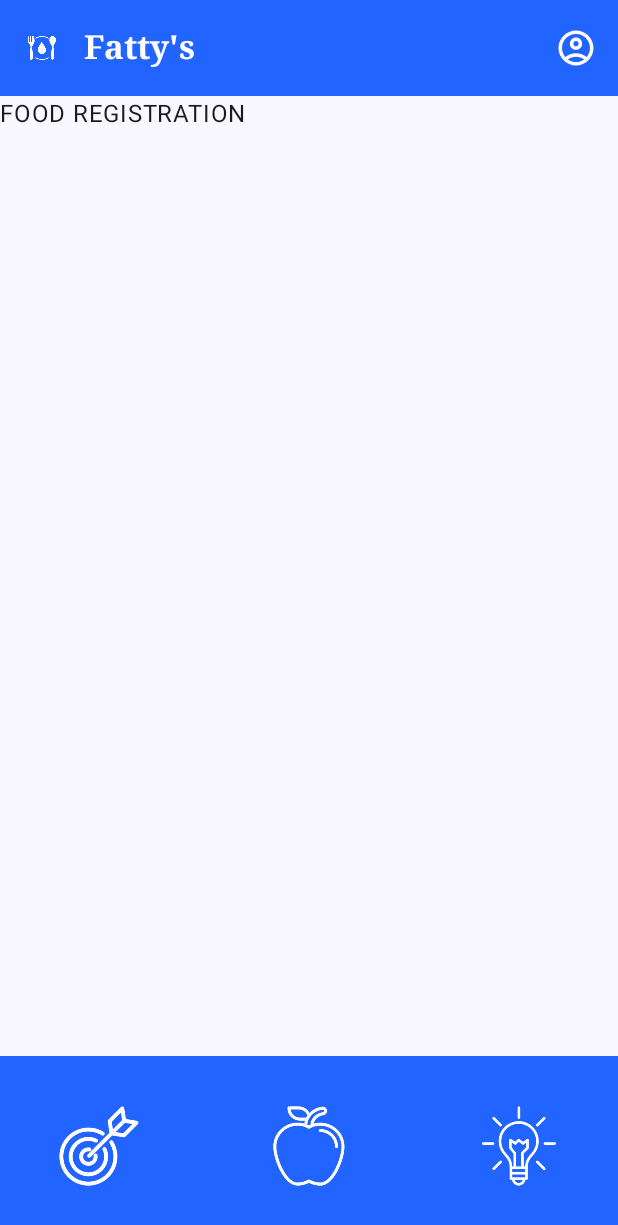
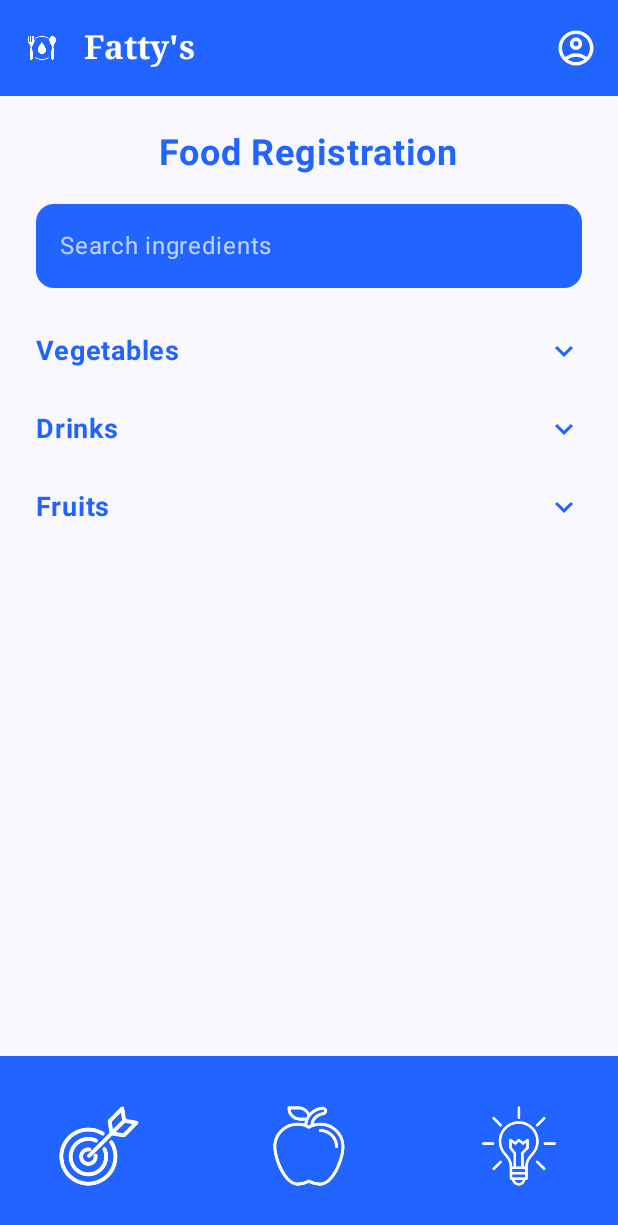
Before and after one commit to elinewdv/3780, an Android app built with Jetpack Compose: the FoodPageScreen screen opened through its navigation route, on a phone screen of 412 x 824 dp. Shown: the top 1225 px of the screen. Run offline under Robolectric (Android 15) with nearby library versions, the phone set to English and light mode, and no system bars.

Commit message:
Food registration

```diff
--- a/app/src/main/java/com/example/diabeteapp/FoodRegistrationPage.kt
+++ b/app/src/main/java/com/example/diabeteapp/FoodRegistrationPage.kt
@@ -1,9 +1,160 @@
 package com.example.diabeteapp
 
-import androidx.compose.material3.Text
-import androidx.compose.runtime.Composable
+import androidx.compose.foundation.clickable
+import androidx.compose.foundation.layout.*
+import androidx.compose.foundation.lazy.LazyColumn
+import androidx.compose.material.icons.Icons
+import androidx.compose.material.icons.filled.Add
+import androidx.compose.material.icons.filled.KeyboardArrowDown
+import androidx.compose.material.icons.filled.KeyboardArrowUp
+import androidx.compose.material3.*
+import androidx.compose.runtime.*
+import androidx.compose.ui.Alignment
+import androidx.compose.ui.Modifier
+import androidx.compose.ui.graphics.Color
+import androidx.compose.ui.text.font.FontWeight
+import androidx.compose.ui.unit.dp
+import androidx.compose.ui.unit.sp
+import androidx.compose.foundation.shape.RoundedCornerShape
+
+
+data class Ingredient(val name: String)
+data class Category(
+    val name: String,
+    val ingredients: List<Ingredient>,
+    var isExpanded: Boolean = false
+)
 
 @Composable
 fun FoodPageScreen() {
-    Text("FOOD REGISTRATION")
+    val color = Color(0xFF2264FF)
+    var searchQuery by remember { mutableStateOf("") }
+
+    val categories = remember {
+        mutableStateListOf(
+            Category("Vegetables", listOf(
+                Ingredient("Potato"), Ingredient("Carrot"), Ingredient("Broccoli"), Ingredient("Tomato")
+            )),
+            Category("Drinks", listOf(
+                Ingredient("Water"), Ingredient("Juice"), Ingredient("Tea")
+            )),
+            Category("Fruits", listOf(
+                Ingredient("Apple"), Ingredient("Banana"), Ingredient("Grapes")
+            ))
+        )
+    }
+
+    Column(
+        modifier = Modifier
+            .fillMaxSize()
+            .padding(24.dp),
+        horizontalAlignment = Alignment.CenterHorizontally
+    ) {
+        Text(
+            text = "Food Registration",
+            fontSize = 24.sp,
+            fontWeight = FontWeight.Bold,
+            color = color
+        )
+
+        Spacer(modifier = Modifier.height(20.dp))
+
+        // search bar
+        OutlinedTextField(
+            value = searchQuery,
+            onValueChange = { searchQuery = it },
+            placeholder = { Text("Search ingredients", color = Color.White.copy(alpha = 0.7f)) },
+            modifier = Modifier
+                .fillMaxWidth()
+                .height(56.dp),
+            shape = RoundedCornerShape(12.dp),
+            colors = OutlinedTextFieldDefaults.colors(
+                unfocusedBorderColor = Color.Transparent,
+                focusedBorderColor = Color.Transparent,
+                unfocusedContainerColor = color,
+                focusedContainerColor = color,
+                cursorColor = Color.White,
+                focusedLabelColor = Color.White
+            ),
+            textStyle = LocalTextStyle.current.copy(color = Color.White)
+        )
+
+        Spacer(modifier = Modifier.height(16.dp))
+
+        LazyColumn(modifier = Modifier.fillMaxSize()) {
+            categories.forEachIndexed { index, category ->
+                item {
+                    CategoryBlock(
+                        category = category,
+                        color = color,
+                        searchQuery = searchQuery,
+                        onToggleExpand = {
+                            categories[index] = category.copy(isExpanded = !category.isExpanded)
+                        },
+                        onAdd = {
+                            // handle added ingredients here...
+                        }
+                    )
+                }
+            }
+        }
+    }
 }
+
+@Composable
+fun CategoryBlock(
+    category: Category,
+    color: Color,
+    searchQuery: String,
+    onToggleExpand: () -> Unit,
+    onAdd: (Ingredient) -> Unit
+) {
+    Column(
+        modifier = Modifier
+            .fillMaxWidth()
+            .padding(vertical = 6.dp)
+    ) {
+        Row(
+            modifier = Modifier
+                .fillMaxWidth()
+                .clickable { onToggleExpand() }
+                .padding(vertical = 8.dp),
+            horizontalArrangement = Arrangement.SpaceBetween,
+            verticalAlignment = Alignment.CenterVertically
+        ) {
+            Text(category.name, fontSize = 18.sp, fontWeight = FontWeight.Bold, color = color)
+            Icon(
+                imageVector = if (category.isExpanded)
+                    Icons.Default.KeyboardArrowUp
+                else
+                    Icons.Default.KeyboardArrowDown,
+                contentDescription = null,
+                tint = color
+            )
+        }
+
+        if (category.isExpanded) {
+            category.ingredients
+                .filter { it.name.contains(searchQuery, ignoreCase = true) }
+                .forEach { ingredient ->
+                    IngredientRow(ingredient, color, onAdd)
+                }
+        }
+    }
+}
+
+@Composable
+fun IngredientRow(ingredient: Ingredient, color: Color, onAdd: (Ingredient) -> Unit) {
+    Row(
+        modifier = Modifier
+            .fillMaxWidth()
+            .padding(vertical = 4.dp),
+        horizontalArrangement = Arrangement.SpaceBetween,
+        verticalAlignment = Alignment.CenterVertically
+    ) {
+        Text(text = ingredient.name, fontSize = 16.sp, color = Color.Black)
+        IconButton(onClick = { onAdd(ingredient) }) {
+            Icon(Icons.Default.Add, contentDescription = "Add", tint = color)
+        }
+    }
+}
```
